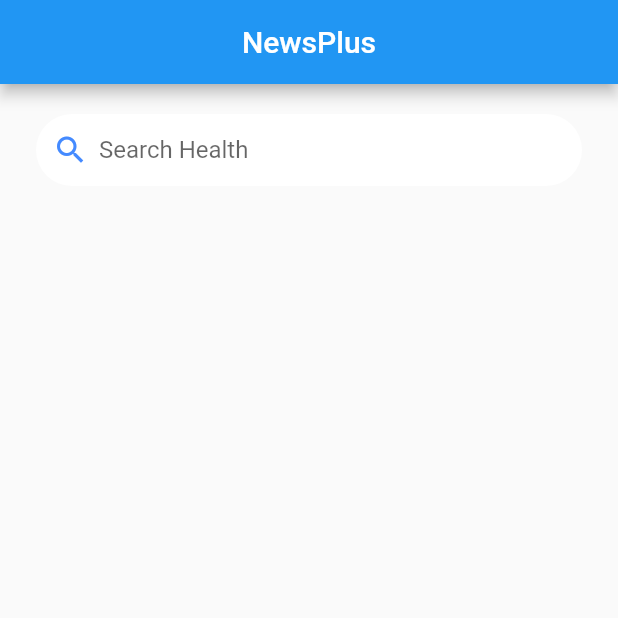
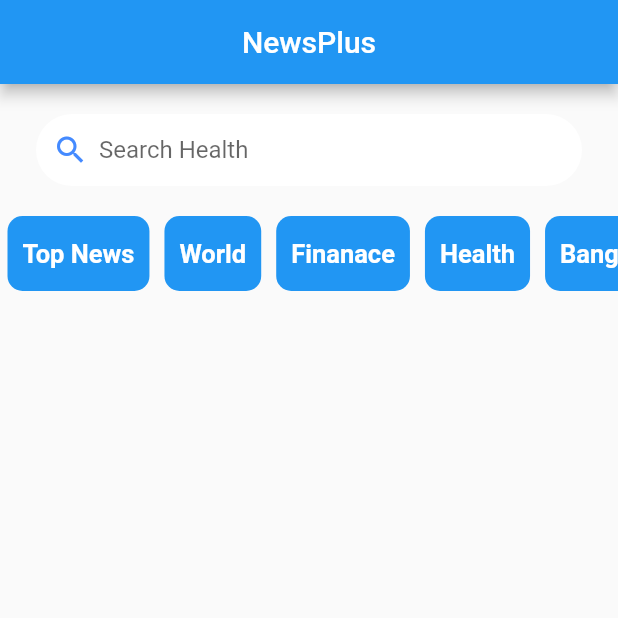
Before and after one commit to musfique113/NewsPulse, a Flutter app: the screen it shows after launch, on a phone screen of 412 x 824 dp, the top half of it. Run offline on Flutter 3.47's test engine with Material 2 defaults, Android fonts, the phone set to English and light mode, and no system bars.

Commit message:
add a corosol, which disply news types

```diff
--- a/lib/home.dart
+++ b/lib/home.dart
@@ -62,6 +62,39 @@ class _HomeState extends State<Home> {
               ],
             ),
           ),
+          Container(
+            height: 50,
+            child: ListView.builder(
+              shrinkWrap: true,
+              scrollDirection: Axis.horizontal,
+                itemCount: navBarItem.length,
+                itemBuilder : (context, index){
+                  return InkWell(
+                    onTap: (){
+                      print(navBarItem[index]);
+                    },
+                    child: Container(
+                      padding: EdgeInsets.symmetric(horizontal: 10, vertical: 5),
+                      margin: EdgeInsets.symmetric(horizontal: 5),
+                      decoration: BoxDecoration(
+                        color: Colors.blue,
+                        borderRadius: BorderRadius.circular(10)
+                      ),
+                      child: Center(
+                        child: Text(
+                          navBarItem[index],
+                          style: TextStyle(
+                            fontSize: 17,
+                            fontWeight: FontWeight.bold,
+                            color: Colors.white
+                          ),
+                        ),
+                      ),
+                    ),
+                  );
+                }
+            ),
+          )
         ],
       ),
     );
```
